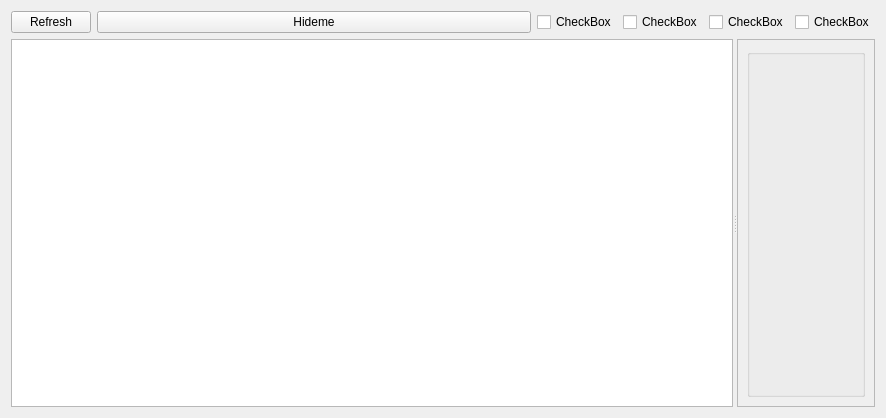
bvbohnen/X4_Customizer, file Plugins/GUI/x4c_gui_table_tab.ui: the form before one commit.
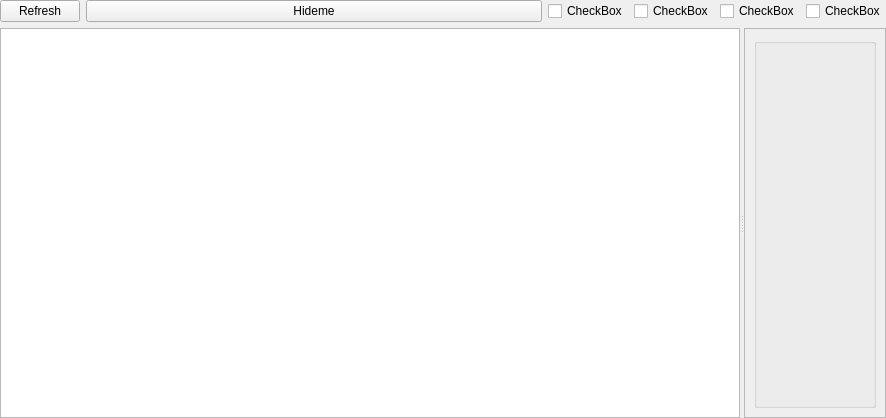
The form after the commit. Custom widgets are drawn as their Qt base class.

The edit to the form file:
```diff
--- a/Plugins/GUI/x4c_gui_table_tab.ui
+++ b/Plugins/GUI/x4c_gui_table_tab.ui
@@ -14,6 +14,18 @@
    <string>Form</string>
   </property>
   <layout class="QGridLayout" name="gridLayout">
+   <property name="leftMargin">
+    <number>0</number>
+   </property>
+   <property name="topMargin">
+    <number>0</number>
+   </property>
+   <property name="rightMargin">
+    <number>0</number>
+   </property>
+   <property name="bottomMargin">
+    <number>0</number>
+   </property>
    <item row="0" column="0">
     <layout class="QHBoxLayout" name="horizontalLayout_2" stretch="0,1,0,0,0,0">
      <property name="sizeConstraint">
@@ -90,8 +102,8 @@
         <rect>
          <x>0</x>
          <y>0</y>
-         <width>112</width>
-         <height>195</height>
+         <width>114</width>
+         <height>204</height>
         </rect>
        </property>
        <layout class="QGridLayout" name="gridLayout_5">
```
